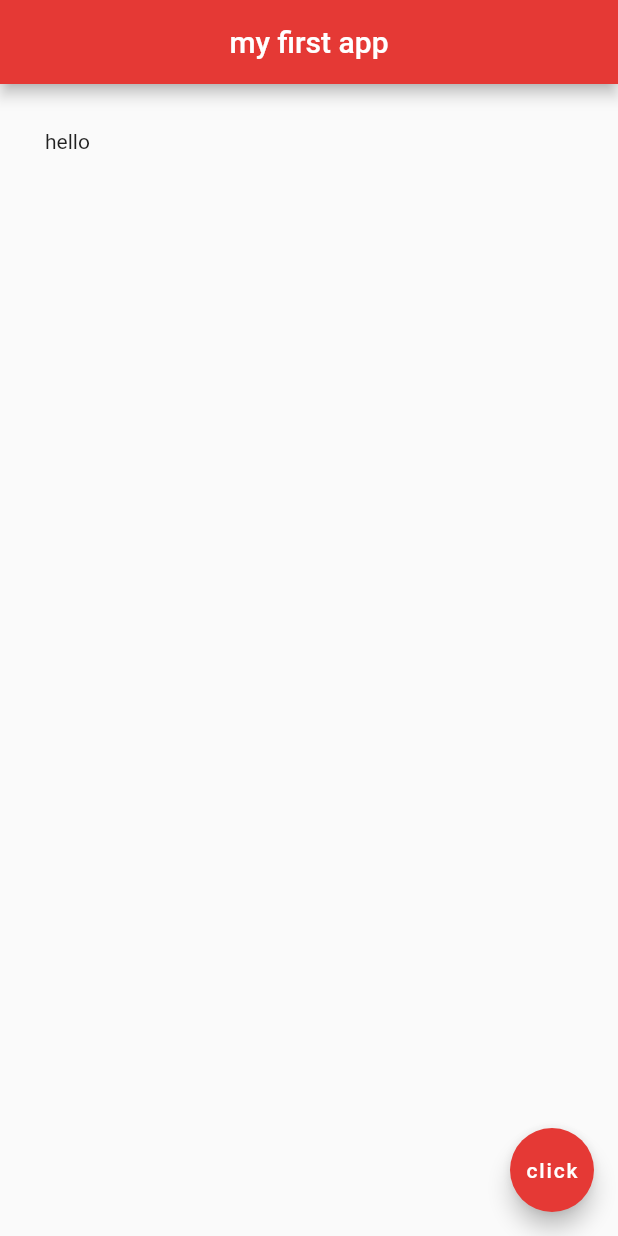
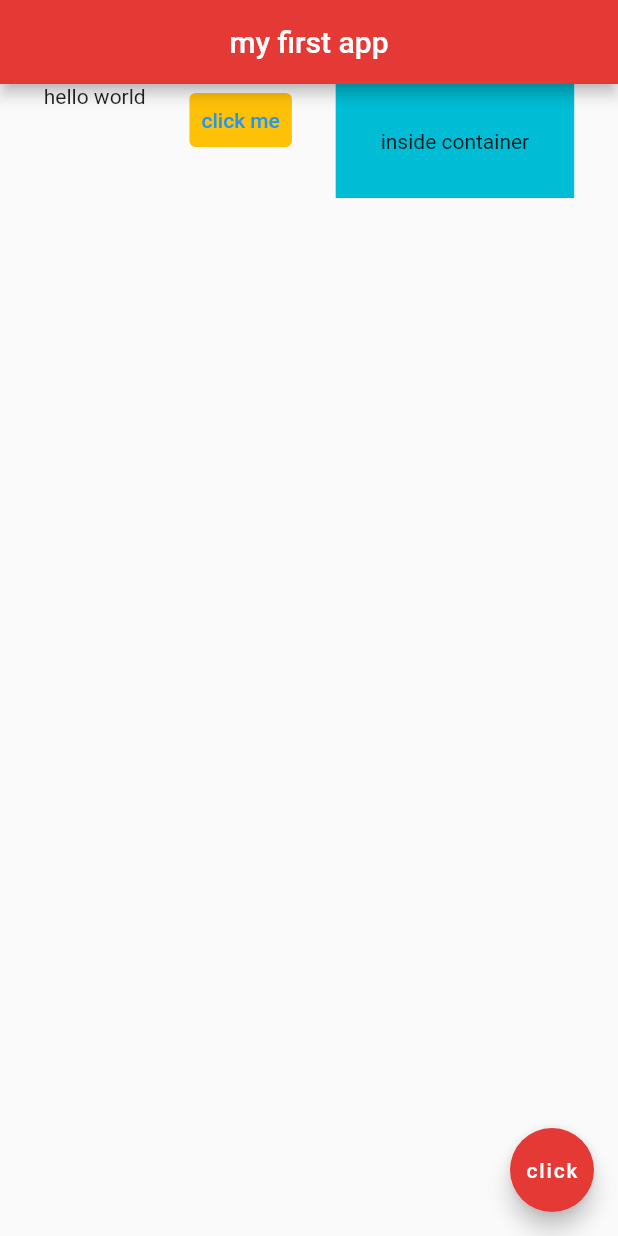
Before and after one commit to kaglet/Kwiz, a Flutter app: the screen it shows after launch, on a phone screen of 412 x 824 dp. Run offline on Flutter 3.47's test engine with Material 2 defaults, Android fonts, the phone set to English and light mode, and no system bars.

Commit message:
Add row widget to test app

```diff
--- a/lib/main.dart
+++ b/lib/main.dart
@@ -17,9 +17,24 @@ class Home extends StatelessWidget {
         centerTitle: true,
         backgroundColor: Colors.red[600],
       ),
-      body: Padding(
-        padding: EdgeInsets.all(30.0),
-        child: Text('hello'),
+      body: Row(
+        mainAxisAlignment: MainAxisAlignment.spaceEvenly,
+        crossAxisAlignment: CrossAxisAlignment.start,
+        children: <Widget>[
+          Text('hello world'),
+          TextButton(
+            onPressed: () {},
+            style: ButtonStyle(
+              backgroundColor: MaterialStateProperty.all(Colors.amber),
+            ),
+            child: Text('click me'),
+          ),
+          Container(
+            color: Colors.cyan,
+            padding: EdgeInsets.all(30.0),
+            child: Text('inside container'),
+          )
+        ],
       ),
       floatingActionButton: FloatingActionButton(
         onPressed: () {},
```
